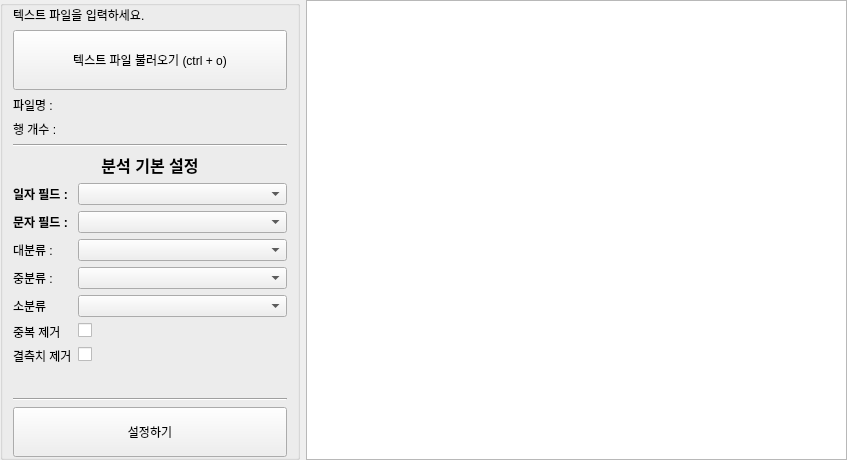
Old version of the form src/ui/FileInput.ui in the repository suime/text_dash.
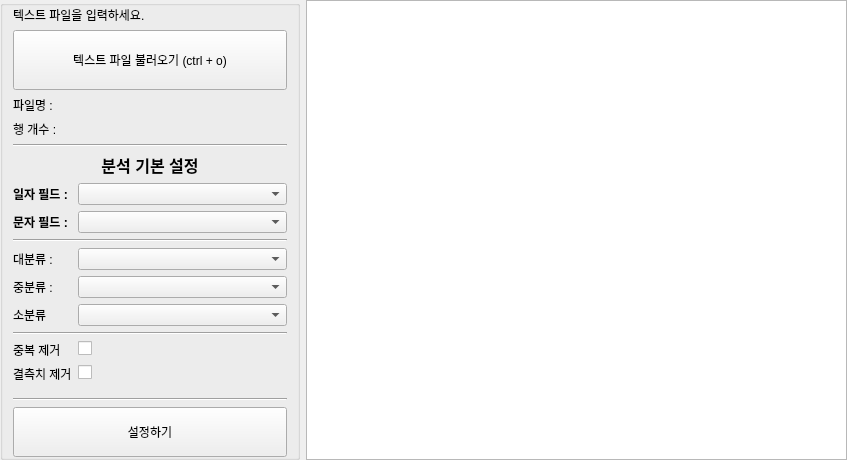
New version of the form. Icons and pictures are not drawn.

What changed in the file:
```diff
--- a/src/ui/FileInput.ui
+++ b/src/ui/FileInput.ui
@@ -207,37 +207,37 @@
           </property>
          </widget>
         </item>
-        <item row="3" column="0">
+        <item row="4" column="0">
          <widget class="QLabel" name="Label">
           <property name="text">
            <string>대분류 :</string>
           </property>
          </widget>
         </item>
-        <item row="3" column="1">
+        <item row="4" column="1">
          <widget class="QComboBox" name="category1ComboBox"/>
         </item>
-        <item row="4" column="0">
+        <item row="5" column="0">
          <widget class="QLabel" name="Label_2">
           <property name="text">
            <string>중분류 :</string>
           </property>
          </widget>
         </item>
-        <item row="4" column="1">
+        <item row="5" column="1">
          <widget class="QComboBox" name="category2ComboBox"/>
         </item>
-        <item row="5" column="0">
+        <item row="6" column="0">
          <widget class="QLabel" name="Label_3">
           <property name="text">
            <string>소분류</string>
           </property>
          </widget>
         </item>
-        <item row="5" column="1">
+        <item row="6" column="1">
          <widget class="QComboBox" name="category3ComboBox"/>
         </item>
-        <item row="6" column="0">
+        <item row="8" column="0">
          <widget class="QLabel" name="Label_4">
           <property name="toolTip">
            <string>&lt;html&gt;&lt;head/&gt;&lt;body&gt;&lt;p&gt;데이터에서 중복된 행을 제거하고 분석할 것인지 여부&lt;/p&gt;&lt;/body&gt;&lt;/html&gt;</string>
@@ -247,19 +247,33 @@
           </property>
          </widget>
         </item>
-        <item row="6" column="1">
+        <item row="8" column="1">
          <widget class="QCheckBox" name="removeDupCheckBox"/>
         </item>
-        <item row="7" column="0">
+        <item row="9" column="0">
          <widget class="QLabel" name="Label_5">
           <property name="text">
            <string>결측치 제거</string>
           </property>
          </widget>
         </item>
-        <item row="7" column="1">
+        <item row="9" column="1">
          <widget class="QCheckBox" name="removeNanCheckBox"/>
         </item>
+        <item row="3" column="0" colspan="2">
+         <widget class="Line" name="line_3">
+          <property name="orientation">
+           <enum>Qt::Orientation::Horizontal</enum>
+          </property>
+         </widget>
+        </item>
+        <item row="7" column="0" colspan="2">
+         <widget class="Line" name="line_4">
+          <property name="orientation">
+           <enum>Qt::Orientation::Horizontal</enum>
+          </property>
+         </widget>
+        </item>
        </layout>
       </item>
       <item>
```
Left out of the diff: 12 changed lines with no effect on the pictures.
